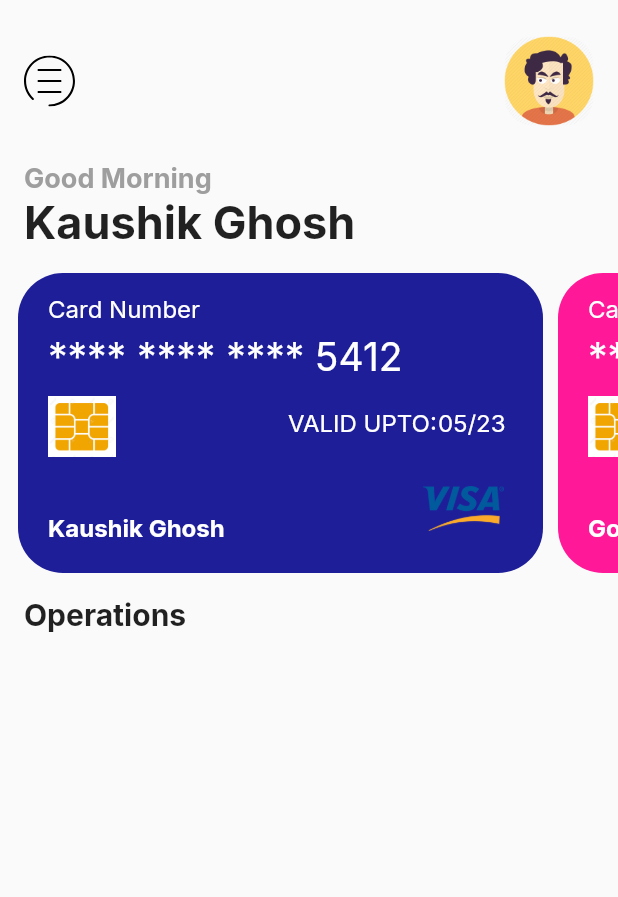
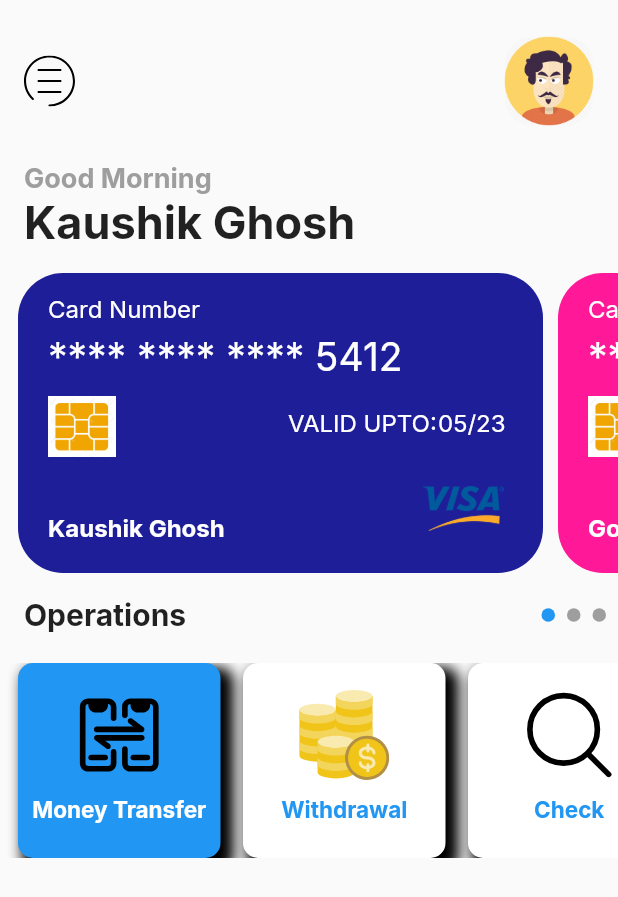
Before and after one commit to kaushikpuka1998/money_management_ui, a Flutter app: the screen it shows after launch, on a phone screen of 412 x 824 dp. Shown: the top 897 px of the screen. Run offline on Flutter 3.47's test engine with Material 2 defaults, Android fonts, the phone set to English and light mode, and no system bars; our stand-ins replace flutter_svg, google_fonts.

Commit message:
Operation Part included with OperationCard

```diff
--- a/lib/Screens/home_screen.dart
+++ b/lib/Screens/home_screen.dart
@@ -3,6 +3,7 @@ import 'package:flutter_svg/flutter_svg.dart';
 import 'package:google_fonts/google_fonts.dart';
 
 import '../card_model.dart';
+import '../data_model.dart';
 
 class HomeScreen extends StatefulWidget {
   @override
@@ -11,6 +12,7 @@ class HomeScreen extends StatefulWidget {
 
 class _HomeScreenState extends State<HomeScreen> {
 
+  int current = 0;
 
   List<T> map<T>(List list,Function handler)
   {
@@ -171,16 +173,62 @@ class _HomeScreenState extends State<HomeScreen> {
                 Padding(
                   padding: const EdgeInsets.only(top:16.0,left: 16,bottom: 20),
                   child: Row(
+                    mainAxisAlignment: MainAxisAlignment.spaceBetween,
                     children: <Widget>[
                       Text("Operations",style: GoogleFonts.inter(
                         fontSize: 20,
                         fontWeight: FontWeight.bold,
                       ),),
-                      Container(
+                      Row(
 
+                        children: map<Widget>(datas,(index,selected)
+                        {
+                          return Container(
+
+                            alignment: Alignment.centerLeft,
+                            height: 9,
+                            width: 9,
+                            margin: EdgeInsets.only(right: 8),
+                            decoration: BoxDecoration(
+                              shape: BoxShape.circle,
+                              color: current==index?Colors.blue:Colors.grey,
+                            ),
+                          );
+                        }),
                       )
                     ],
                   ),
+                ),
+
+                Container(
+                  height: 130,
+                  child: ListView.builder(
+
+                    itemCount: datas.length,
+                      padding: EdgeInsets.only(left: 12),
+                      scrollDirection: Axis.horizontal,
+
+                      itemBuilder: (context,index) {
+
+                      return GestureDetector(
+
+                        onTap: ()
+                        {
+                          setState(() {
+                            current = index;
+                          });
+                        },
+                        child: OperationCard (
+
+                          operation: datas[index].details,
+                          selectedIcon: datas[index].image,
+                          unselectedIcon: datas[index].image,
+                          isSelected: current==index,
+                          context : this,
+
+                        ),
+                      );
+                      }),
                 )
               ],
             ),
@@ -188,3 +236,59 @@ class _HomeScreenState extends State<HomeScreen> {
     );
   }
 }
+
+class OperationCard extends StatefulWidget {
+
+  final String operation;
+  final String selectedIcon;
+  final String unselectedIcon;
+  final bool isSelected;
+
+  _HomeScreenState context;
+
+  OperationCard(
+  {this.operation, this.selectedIcon, this.unselectedIcon, this.isSelected,this.context});
+
+  @override
+  _OperationCardState createState() => _OperationCardState();
+}
+
+class _OperationCardState extends State<OperationCard> {
+  @override
+  Widget build(BuildContext context) {
+    return Container(
+      margin: EdgeInsets.only(right: 15),
+      width: 135,
+      height: 125,
+      decoration: BoxDecoration(
+        boxShadow: [
+          BoxShadow(
+            color: Colors.black,
+            blurRadius: 7,
+            spreadRadius: 3,
+            offset: Offset(6,6),
+          )
+        ],
+
+        borderRadius: BorderRadius.circular(10),
+          color: widget.isSelected?Colors.blue:Colors.white
+      ),
+
+      child: Column(
+        children: <Widget>[
+          SizedBox(height: 18,),
+          SvgPicture.asset(widget.isSelected?widget.selectedIcon:widget.unselectedIcon,height: 60,width: 60,),
+
+          SizedBox(height: 10,),
+
+          Text(widget.operation,textAlign:TextAlign.center,style: GoogleFonts.inter(
+            fontSize: 15,
+            fontWeight: FontWeight.bold,
+            color:widget.isSelected?Colors.white:Colors.blue
+          ),)
+        ],
+      ),
+
+    );
+  }
+}
--- /dev/null
+++ b/lib/data_model.dart
@@ -0,0 +1,33 @@
+class Datas {
+
+
+  String details, image;
+
+
+  Datas(this.details, this.image);
+
+}
+
+  List<Datas>datas = datadetails.map((e) => Datas(
+    e['details'],
+    e['image'],
+  ),
+  ).toList();
+
+
+var datadetails = [
+  {
+    "details":"Money Transfer",
+    "image": "images/transfer.svg"
+  },
+  {
+    "details":"Withdrawal",
+    "image": "images/moneywithdrawal.svg"
+  },
+  {
+    "details":"Check",
+    "image": "images/check.svg"
+  },
+
+
+];
--- a/lib/main.dart
+++ b/lib/main.dart
@@ -9,6 +9,7 @@ void main() {
 class MyApp extends StatelessWidget {
   @override
   Widget build(BuildContext context) {
+
     return MaterialApp(
       debugShowCheckedModeBanner: false,
       home: HomeScreen(),
--- a/pubspec.yaml
+++ b/pubspec.yaml
@@ -54,6 +54,11 @@ flutter:
     - images/mastercard.png
     - images/visa.png
     - images/chip.jpg
+    - images/withdrawal.png
+    - images/moneytransaction.png
+    - images/check.svg
+    - images/moneywithdrawal.svg
+    - images/transfer.svg
 
 
   # An image asset can refer to one or more resolution-specific "variants", see
```
Also changed, not shown: images/check.svg (added), images/moneytransaction.png (added), images/moneytransfer.svg (added), images/moneywithdrawal.svg (added), images/transfer.svg (added), images/withdrawal.png (added).
